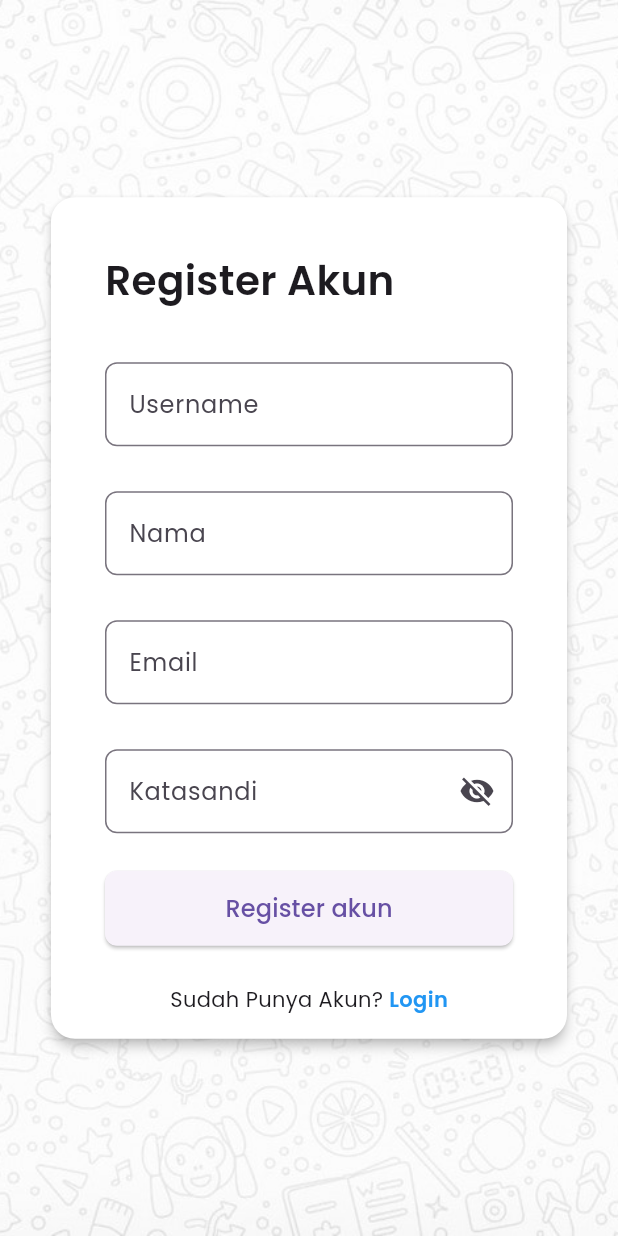
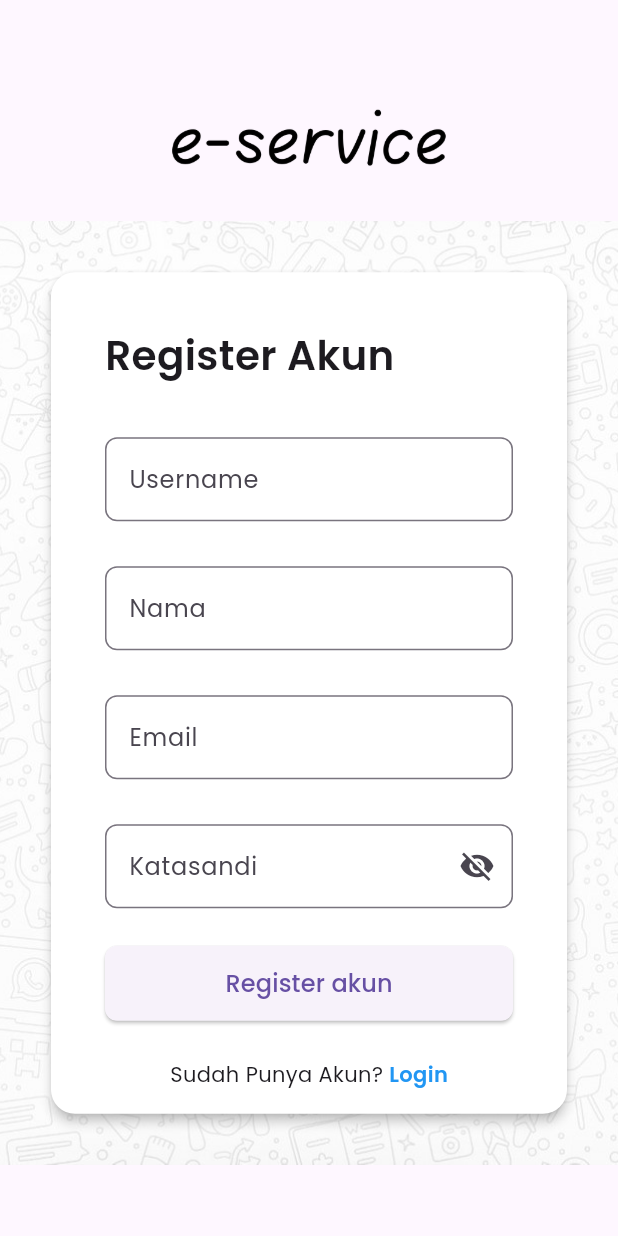
Before and after one commit to hawk-xc/Flutter_e_antrean, a Flutter app: the screen it shows after launch, after a tap on "Register", on a phone screen of 412 x 824 dp. Run offline on Flutter 3.47's test engine with Material 3 defaults, Android fonts, the phone set to English and light mode, and no system bars; our stand-ins replace dio, shared_preferences; network calls fail.

Commit message:
add image logo an edit or register

```diff
--- a/lib/ui/login_view.dart
+++ b/lib/ui/login_view.dart
@@ -68,13 +68,24 @@ class _LoginViewState extends State<LoginView> {
             fit: BoxFit.cover,
           ),
         ),
+        child: Column(
+            mainAxisAlignment: MainAxisAlignment.center,
+            crossAxisAlignment: CrossAxisAlignment.center,
+            children: [
+              Container(
+                alignment: Alignment.center,
+                // child: const Image(image: AssetImage('assets/images/logo.png')),
+                child: Image.asset('assets/images/logo.png',
+                    width: 200, height: 100),
+              ),
+              Container(
                 child: Center(
                   child: SingleChildScrollView(
                     child: Padding(
                       padding: const EdgeInsets.all(30.0),
                       child: Card(
                         color: Colors.white,
-                elevation: 3,
+                        elevation: 8,
                         shape: RoundedRectangleBorder(
                           borderRadius: BorderRadius.circular(16),
                         ),
@@ -146,9 +157,11 @@ class _LoginViewState extends State<LoginView> {
                                       child: ElevatedButton(
                                         onPressed: _handleLogin,
                                         style: ElevatedButton.styleFrom(
-                                  minimumSize: const Size(double.infinity, 50),
+                                          minimumSize:
+                                              const Size(double.infinity, 50),
                                           shape: RoundedRectangleBorder(
-                                    borderRadius: BorderRadius.circular(8),
+                                            borderRadius:
+                                                BorderRadius.circular(8),
                                           ),
                                         ),
                                         child: const Text(
@@ -167,7 +180,8 @@ class _LoginViewState extends State<LoginView> {
                                       Navigator.push(
                                         context,
                                         MaterialPageRoute(
-                                    builder: (context) => RegisterView()),
+                                            builder: (context) =>
+                                                RegisterView()),
                                       );
                                     },
                                     child: const Text(
@@ -188,6 +202,8 @@ class _LoginViewState extends State<LoginView> {
                   ),
                 ),
               ),
+            ]),
+      ),
     );
   }
 }
--- a/lib/ui/register_view.dart
+++ b/lib/ui/register_view.dart
@@ -1,7 +1,7 @@
 import 'package:flutter/material.dart';
-import 'package:flutter_e_service_app/ui/login_view.dart';
+// import 'package:flutter_e_service_app/ui/login_view.dart';
 import '/controller/register_controller.dart';
-import 'package:flutter_e_service_app/ui/register_view.dart';
+// import 'package:flutter_e_service_app/ui/register_view.dart';
 
 class RegisterView extends StatefulWidget {
   @override
@@ -53,7 +53,17 @@ class _RegisterViewState extends State<RegisterView> {
   @override
   Widget build(BuildContext context) {
     return Scaffold(
-      body: Container(
+      body: Column(
+          mainAxisAlignment: MainAxisAlignment.center,
+          crossAxisAlignment: CrossAxisAlignment.center,
+          children: [
+            Container(
+              alignment: Alignment.center,
+              // child: const Image(image: AssetImage('assets/images/logo.png')),
+              child: Image.asset('assets/images/logo.png',
+                  width: 200, height: 100),
+            ),
+            Container(
               decoration: const BoxDecoration(
                 color: Colors.white,
                 image: DecorationImage(
@@ -166,9 +176,11 @@ class _RegisterViewState extends State<RegisterView> {
                                     child: ElevatedButton(
                                       onPressed: _handleRegister,
                                       style: ElevatedButton.styleFrom(
-                                  minimumSize: const Size(double.infinity, 50),
+                                        minimumSize:
+                                            const Size(double.infinity, 50),
                                         shape: RoundedRectangleBorder(
-                                    borderRadius: BorderRadius.circular(8),
+                                          borderRadius:
+                                              BorderRadius.circular(8),
                                         ),
                                       ),
                                       child: const Text(
@@ -204,6 +216,7 @@ class _RegisterViewState extends State<RegisterView> {
                 ),
               ),
             ),
+          ]),
     );
   }
 }
--- a/pubspec.yaml
+++ b/pubspec.yaml
@@ -51,6 +51,7 @@ flutter:
   # To add assets to your application, add an assets section, like this:
   assets:
     - assets/images/mydoodle.jpg
+    - assets/images/logo.png
   #   - images/a_dot_ham.jpeg
   # An image asset can refer to one or more resolution-specific "variants", see
   # https://flutter.dev/assets-and-images/#resolution-aware
```
Also changed, not shown: assets/images/logo.png (added). Lines whose indentation alone changed are shown as unchanged.
